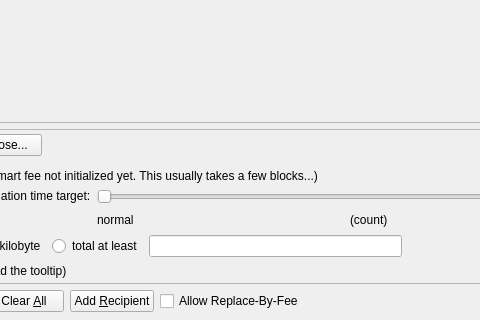
Above: src/qt/forms/sendcoinsdialog.ui from bitcoincore-dev/bitcoin-2001-863168-294116-d812cf1189 before the change; both pictures show x 183 to 663 and y 206 to 526 of the 850 by 526 pixel window. Below: the same form after it.
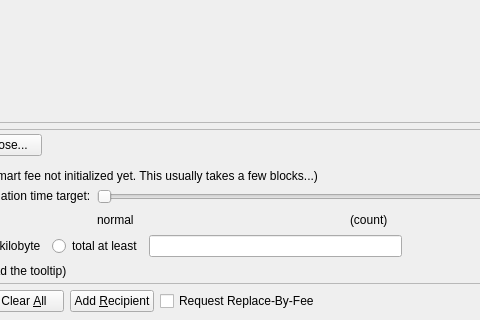
That is the form after the change. Icons and pictures are not drawn. Custom widgets are drawn as their Qt base class.

Commit message:
fixup! [Qt] Add simple optin-RBF checkbox and confirmation info
s/Allow/Request/ as suggested by Luke Dashjr <luke-jr+git@utopios.org> in
https://github.com/bitcoin/bitcoin/pull/9592#discussion_r97175207

The edit to the form file:
```diff
--- a/src/qt/forms/sendcoinsdialog.ui
+++ b/src/qt/forms/sendcoinsdialog.ui
@@ -1250,7 +1250,7 @@
      <item>
       <widget class="QCheckBox" name="optInRBF">
        <property name="text">
-        <string>Allow Replace-By-Fee</string>
+        <string>Request Replace-By-Fee</string>
        </property>
        <property name="toolTip">
         <string>Signals that this transaction can be replaced with a transation paying higher fees (as long as the transaction is NOT confirmed).</string>
```
